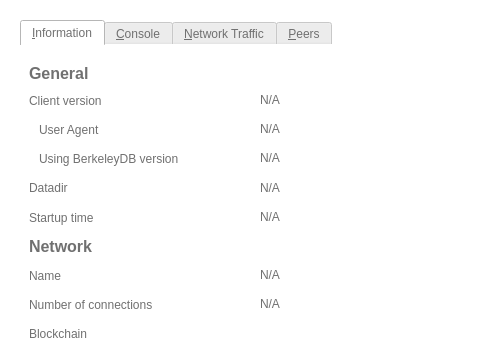
Old version of the form src/qt/forms/debugwindow.ui in the repository Veil-Project/veil; both pictures show x 0 to 480 and y 0 to 348 of the 740 by 520 pixel window.
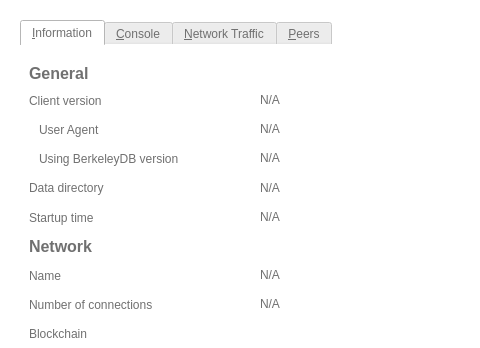
New version of the form. Icons and pictures are not drawn. Custom widgets are drawn as their Qt base class.

Diff of the .ui file:
```diff
--- a/src/qt/forms/debugwindow.ui
+++ b/src/qt/forms/debugwindow.ui
@@ -79,7 +79,7 @@
           <item row="4" column="0">
            <widget class="QLabel" name="label_12">
             <property name="text">
-             <string>Datadir</string>
+             <string>Data directory</string>
             </property>
            </widget>
           </item>
```
